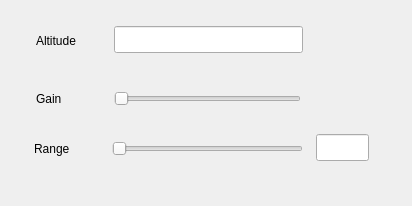
Old version of the form scripts/alt.ui in the repository rock-drivers/drivers-orogen-alt_imagenex.
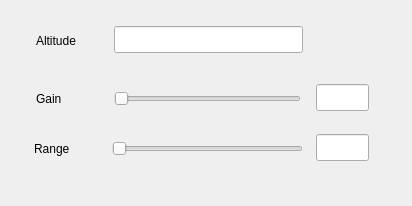
New version of the form.

```diff
--- a/scripts/alt.ui
+++ b/scripts/alt.ui
@@ -113,6 +113,19 @@
     <bool>true</bool>
    </property>
   </widget>
+  <widget class="QLineEdit" name="edGain">
+   <property name="geometry">
+    <rect>
+     <x>316</x>
+     <y>84</y>
+     <width>53</width>
+     <height>27</height>
+    </rect>
+   </property>
+   <property name="readOnly">
+    <bool>true</bool>
+   </property>
+  </widget>
  </widget>
  <resources/>
  <connections/>
```
